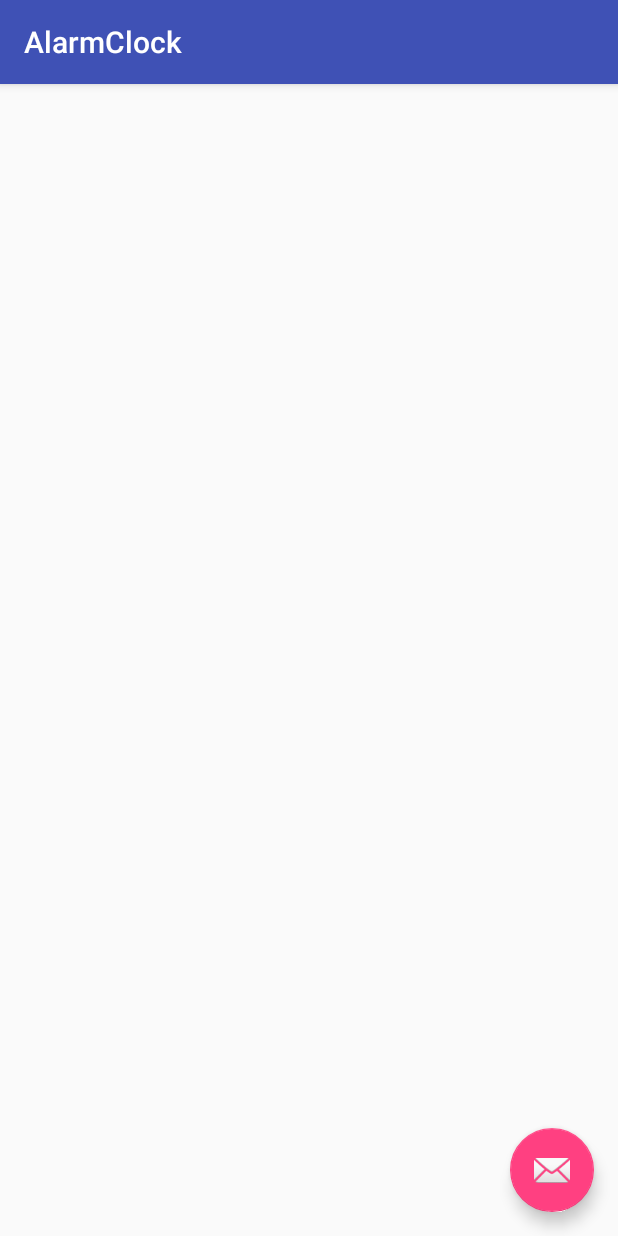
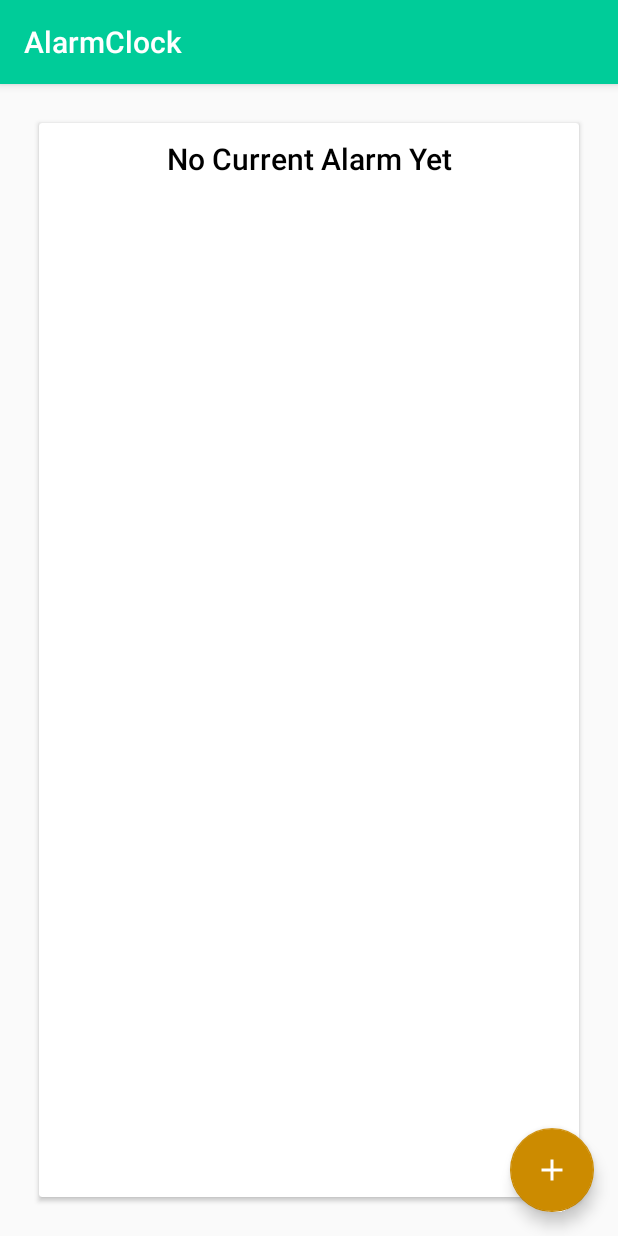
Before and after one commit to caaespin/SelfieUp, an Android app: the screen it shows after launch (AlarmClock), on a phone screen of 412 x 824 dp. Run offline under Robolectric (Android 15) with nearby library versions, the phone set to English and light mode, and no system bars.

Commit message:
Added some UI stuff

```diff
--- a/app/build.gradle
+++ b/app/build.gradle
@@ -24,4 +24,6 @@ dependencies {
     testCompile 'junit:junit:4.12'
     compile 'com.android.support:appcompat-v7:23.4.0'
     compile 'com.android.support:design:23.4.0'
+    compile 'com.android.support:cardview-v7:23.4.0'
+    compile 'com.android.support:recyclerview-v7:23.4.0'
 }
--- a/app/src/main/res/layout/activity_alarm_clock.xml
+++ b/app/src/main/res/layout/activity_alarm_clock.xml
@@ -17,7 +17,7 @@
             android:id="@+id/toolbar"
             android:layout_width="match_parent"
             android:layout_height="?attr/actionBarSize"
-            android:background="?attr/colorPrimary"
+            android:background= "@color/colorPrimary"
             app:popupTheme="@style/AppTheme.PopupOverlay" />
 
     </android.support.design.widget.AppBarLayout>
@@ -30,6 +30,7 @@
         android:layout_height="wrap_content"
         android:layout_gravity="bottom|end"
         android:layout_margin="@dimen/fab_margin"
-        android:src="@android:drawable/ic_dialog_email" />
+        android:src="@drawable/ic_add_black_24dp"
+        android:adjustViewBounds="false" />
 
 </android.support.design.widget.CoordinatorLayout>
--- a/app/src/main/res/layout/content_alarm_clock.xml
+++ b/app/src/main/res/layout/content_alarm_clock.xml
@@ -13,4 +13,28 @@
     tools:showIn="@layout/activity_alarm_clock"
     tools:context="com.charly.selfieup.AlarmClock">
 
+    <android.support.v7.widget.CardView xmlns:android="http://schemas.android.com/apk/res/android"
+        android:id="@+id/card_view"
+        android:layout_width="match_parent"
+        android:layout_height="match_parent"
+        android:layout_gravity="center"
+        android:layout_marginLeft="10dp"
+        android:layout_marginRight="10dp"
+        android:foreground="?attr/selectableItemBackground"
+        android:layout_alignParentBottom="true"
+        android:layout_marginTop="10dp"
+        android:layout_marginBottom="10dp"
+        android:elevation="10dp">
+
+        <TextView
+            android:id="@+id/card_greeting"
+            android:layout_width="match_parent"
+            android:layout_height="wrap_content"
+            android:text="No Current Alarm Yet"
+            android:textAppearance="@style/TextAppearance.AppCompat.Title"
+            android:textColor="#000000"
+            android:layout_marginTop="10dp"
+            android:gravity="center" />
+
+    </android.support.v7.widget.CardView>
 </RelativeLayout>
--- a/app/src/main/res/values/colors.xml
+++ b/app/src/main/res/values/colors.xml
@@ -1,6 +1,6 @@
 <?xml version="1.0" encoding="utf-8"?>
 <resources>
-    <color name="colorPrimary">#3F51B5</color>
-    <color name="colorPrimaryDark">#303F9F</color>
-    <color name="colorAccent">#FF4081</color>
+    <color name="colorPrimary">#00CC99</color>
+    <color name="colorPrimaryDark">#24b38f</color>
+    <color name="colorAccent">#cc8b00</color>
 </resources>
```
Also changed, not shown: app/src/main/res/drawable/ic_add_black_24dp.png (added).
